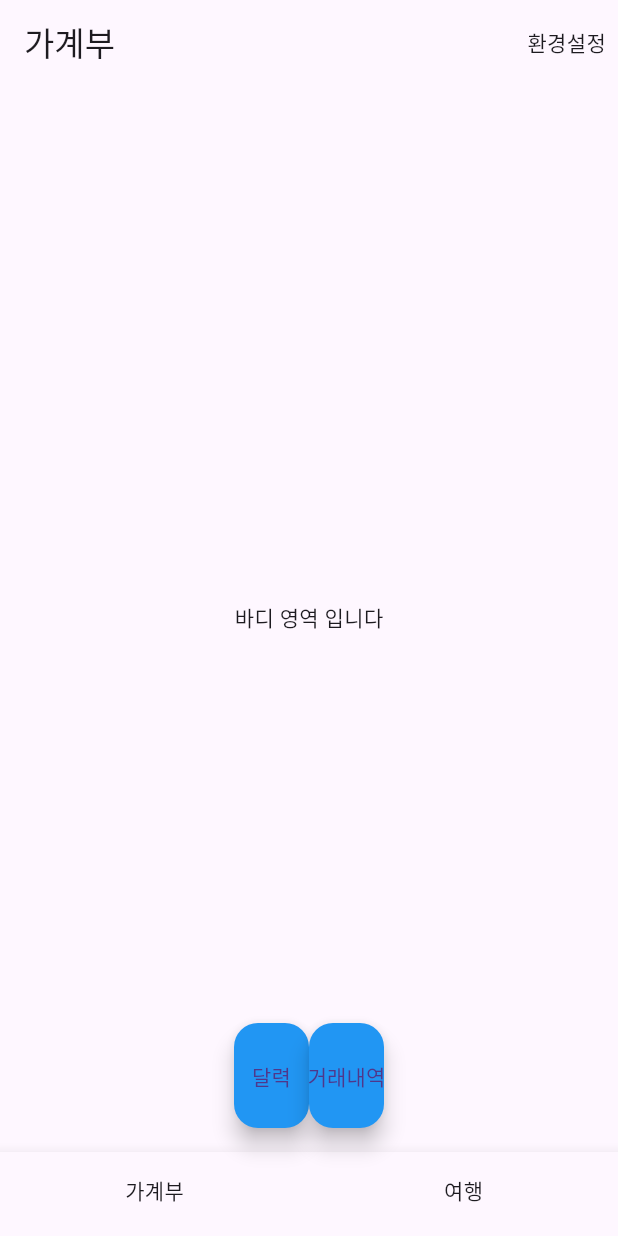
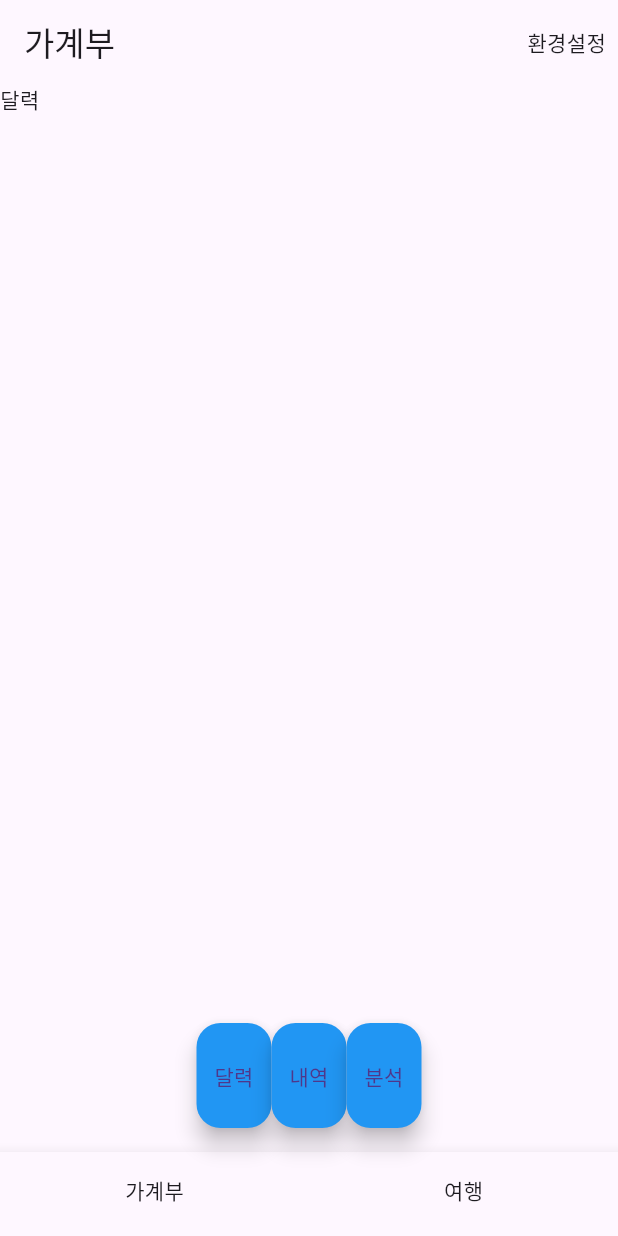
Before and after one commit to jaehuian/Travelapp, a Flutter app: the screen it shows after launch, on a phone screen of 412 x 824 dp. Run offline on Flutter 3.47's test engine with Material 3 defaults, Android fonts, the phone set to English and light mode, and no system bars; our stand-ins replace get.

Commit message:
getX를 사용하여 body영역 업데이트 구현

```diff
--- a/lib/AccountMain.dart
+++ /dev/null
@@ -1,72 +0,0 @@
-import 'package:flutter/cupertino.dart';
-import 'package:flutter/material.dart';
-
-import 'defaultUI.dart';
-
-void main() {
-  runApp(const MainPage());
-}
-
-class MainPage extends StatelessWidget {
-  const MainPage({super.key});
-
-  // This widget is the root of your application.
-  @override
-  Widget build(BuildContext context) {
-    return const MaterialApp(
-      title: 'Account&Travel', //앱 이름
-      home: TravelAppHome(title: '가계부'),
-    );
-  }
-}
-
-//가계부 홈화면 구조
-class TravelAppHome extends StatelessWidget{
-  final String title;
-  const TravelAppHome({super.key, required this.title});
-
-  @override
-  Widget build(BuildContext context){
-    return Scaffold(
-      appBar: MainAppBar(title: title), //'가계부' 타이틀 전달
-      floatingActionButton: const Row(
-        mainAxisAlignment: MainAxisAlignment.center,
-        children: <Widget>[
-          AccountFloatButton(name: '달력'),
-          AccountFloatButton(name: '거래내역'),
-        ]
-      ),
-      floatingActionButtonLocation: FloatingActionButtonLocation.centerFloat,
-
-      body: const AccountBody(),
-      bottomNavigationBar: const MainBottom(),
-      );
-  }
-}
-
-class AccountFloatButton extends StatefulWidget{
-  final String name;
-  const AccountFloatButton({required this.name});
-
-  @override
-  _AccountFloatButtonState createState() => _AccountFloatButtonState(name);
-}
-class _AccountFloatButtonState extends State<AccountFloatButton>{
-  String name;
-  _AccountFloatButtonState(this.name);
-
-  @override
-  Widget build(BuildContext context) {
-    return SizedBox(
-      height: 70,
-      width: 50,
-      child:
-      FloatingActionButton.extended(
-        onPressed: (){},
-        label: Text(name),
-        backgroundColor: Colors.blue,
-      ),
-    );
-  }
-
-}
--- /dev/null
+++ b/lib/app/controllers/Account_controller.dart
@@ -0,0 +1,11 @@
+import 'package:get/get.dart';
+
+class AccountController extends GetxController{
+  //바디인덱스
+  var bodyIndex = 0.obs;
+
+  //출력할 바디 인덱스를 세팅
+  void setBodyIndex(var index){
+    bodyIndex.value = index;
+  }
+}
--- /dev/null
+++ b/lib/app/main.dart
@@ -0,0 +1,19 @@
+import 'package:flutter/material.dart';
+import '/app/ui/pages/Account_page.dart';
+
+void main() {
+  runApp(const MainPage());
+}
+
+class MainPage extends StatelessWidget {
+  const MainPage({super.key});
+
+  // This widget is the root of your application.
+  @override
+  Widget build(BuildContext context) {
+    return MaterialApp(
+      title: 'Account&Travel', //앱 이름
+      home: AccountPage(title: '가계부'), //가계부 페이지 그리기
+    );
+  }
+}
--- a/lib/defaultUI.dart
+++ b/lib/app/ui/components/defaultUI.dart
@@ -1,10 +1,10 @@
-import 'package:flutter/cupertino.dart';
 import 'package:flutter/material.dart';
+import '../../controllers/Account_controller.dart';
 
 //최상단 앱바
 class MainAppBar extends StatelessWidget implements PreferredSizeWidget{
   final String title;
-  const MainAppBar({super.key, required this.title}); //생성자
+  const MainAppBar({super.key, required this.title}); //앱바 타이틀 받아옴
 
   @override
   Widget build(BuildContext context) {
@@ -24,25 +24,6 @@ class MainAppBar extends StatelessWidget implements PreferredSizeWidget{
   Size get preferredSize => const Size.fromHeight(kToolbarHeight);
 }
 
-//가계부 바디
-class AccountBody extends StatefulWidget{
-  const AccountBody({super.key});
-
-  @override
-  _AccountBodyState createState() => _AccountBodyState();
-}
-
-//가계부 바디 UI
-class _AccountBodyState extends State<AccountBody>{
-
-  @override
-  Widget build(BuildContext context){
-    return const Center(
-      child: Text('바디 영역 입니다'),
-    );
-  }
-}
-
 //바텀 네비게이션
 class MainBottom extends StatefulWidget{
   const MainBottom({super.key});
@@ -56,7 +37,7 @@ class _MainBottomState extends State<MainBottom>{
   @override
   Widget build(BuildContext context) {
     return BottomNavigationBar(
-        showSelectedLabels: false,
+        showSelectedLabels: false, //버튼 라벨 숨기기
         showUnselectedLabels: false,
         items: const <BottomNavigationBarItem>[
           BottomNavigationBarItem(
@@ -71,3 +52,34 @@ class _MainBottomState extends State<MainBottom>{
     );
   }
 }
+
+//플로팅 버튼
+class FloatButton extends StatefulWidget{
+  final String label;
+  final int index;
+  final AccountController controller; //가계부 컨트롤러
+
+  //플로팅버튼 라벨, 인덱스, 컨트롤러(가계부) 받아옴
+  FloatButton({super.key, required this.label, required this.index, required this.controller});
+
+  @override
+  _FloatButtonState createState() => _FloatButtonState();
+}
+class _FloatButtonState extends State<FloatButton>{
+
+  @override
+  Widget build(BuildContext context){
+    return SizedBox(
+      height: 70,
+      width: 50,
+      child:
+      FloatingActionButton.extended(
+        onPressed: () {
+          widget.controller.setBodyIndex(widget.index); //바디인덱스 전달
+          debugPrint('Accountbody Index: ${widget.controller.bodyIndex}'); //로그 출력
+          },
+        label: Text(widget.label),
+        backgroundColor: Colors.blue,
+      ),);
+  }
+}
--- /dev/null
+++ b/lib/app/ui/pages/Account_page.dart
@@ -0,0 +1,84 @@
+import 'package:flutter/material.dart';
+import 'package:get/get.dart';
+import '../components/defaultUI.dart';
+import '../../controllers/Account_controller.dart';
+
+//가계부 홈화면 구조
+class AccountPage extends StatelessWidget{
+  final String title;
+
+  //가계부 컨트롤러 연결 (getX 사용)
+  final AccountController controller = Get.put(AccountController());
+  AccountPage({super.key, required this.title}); //가계부 타이틀 받아옴
+
+  @override
+  Widget build(BuildContext context){
+    return Scaffold(
+      appBar: MainAppBar(title: title), //'가계부' 타이틀 전달
+
+      floatingActionButton: Row(
+          mainAxisAlignment: MainAxisAlignment.center,
+          children: <Widget>[
+            FloatButton(label: '달력', index: 0, controller: controller),
+            FloatButton(label: '내역', index: 1, controller: controller),
+            FloatButton(label: '분석', index: 2, controller: controller),
+          ]
+      ),
+      floatingActionButtonLocation: FloatingActionButtonLocation.centerFloat, //플로팅 버튼 위치
+
+      body: Obx(() {
+        return AccountBodyState(bodyIndex: controller.bodyIndex.value); //인덱스를 전달받아 body 화면을 그림
+    }),
+
+      bottomNavigationBar: const MainBottom(),
+      );
+  }
+}
+
+class AccountBodyState extends StatefulWidget{
+  final int bodyIndex;
+  const AccountBodyState({super.key, required this.bodyIndex}); //바디인덱스 받아옴
+
+  @override
+  _AccountBodyState createState() => _AccountBodyState();
+}
+class _AccountBodyState extends State<AccountBodyState>{
+
+  //달력, 거래내역, 분석 화면 리스트
+  List<Widget> currentBodies = <Widget>[const CalendarBody(), const HistoryBody(), const AnalyseBody()];
+
+  @override
+  Widget build(BuildContext context) {
+    return currentBodies[widget.bodyIndex]; //핸재의 body 영역을 그림
+  }
+}
+
+//달력 화면
+class CalendarBody extends StatelessWidget {
+  const CalendarBody({super.key});
+
+  @override
+  Widget build(BuildContext context) {
+    return const Text('달력');
+  }
+}
+
+//거래내역 화면
+class HistoryBody extends StatelessWidget {
+  const HistoryBody({super.key});
+
+  @override
+  Widget build(BuildContext context) {
+    return const Text('거래내역');
+  }
+}
+
+//분석 화면
+class AnalyseBody extends StatelessWidget {
+  const AnalyseBody({super.key});
+
+  @override
+  Widget build(BuildContext context) {
+    return const Text('분석');
+  }
+}
```
Also changed, not shown: 1 other file.
